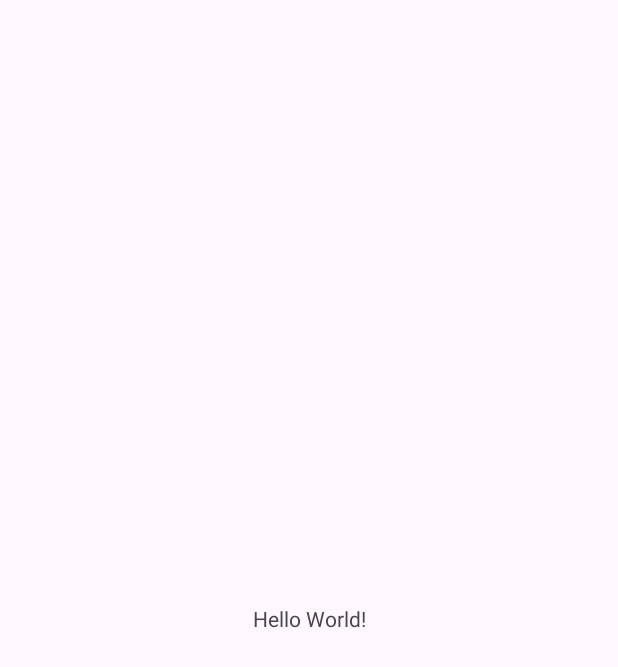
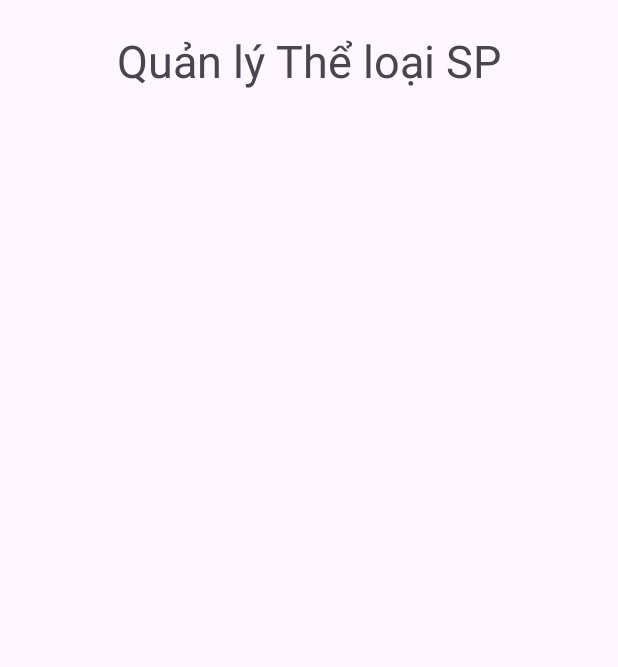
Before and after one commit to sondt32/DemoRecyclerView18403, an Android app: the screen it shows after launch (MainActivity), on a phone screen of 412 x 824 dp. Before the commit the part shown is almost empty. Shown: the top 667 px of the screen. Run offline under Robolectric (Android 15) with nearby library versions, the phone set to English and light mode, and no system bars.

Commit message:
Tạo layout cho dòng và thêm thẻ Recyclerview vào layout activity_main.xml

```diff
--- a/app/src/main/res/layout/activity_main.xml
+++ b/app/src/main/res/layout/activity_main.xml
@@ -1,18 +1,31 @@
 <?xml version="1.0" encoding="utf-8"?>
-<androidx.constraintlayout.widget.ConstraintLayout xmlns:android="http://schemas.android.com/apk/res/android"
+<LinearLayout xmlns:android="http://schemas.android.com/apk/res/android"
     xmlns:app="http://schemas.android.com/apk/res-auto"
     xmlns:tools="http://schemas.android.com/tools"
     android:layout_width="match_parent"
     android:layout_height="match_parent"
-    tools:context=".MainActivity">
+    tools:context=".MainActivity"
+    android:orientation="vertical">
 
     <TextView
-        android:layout_width="wrap_content"
+        android:layout_width="match_parent"
         android:layout_height="wrap_content"
-        android:text="Hello World!"
-        app:layout_constraintBottom_toBottomOf="parent"
-        app:layout_constraintEnd_toEndOf="parent"
-        app:layout_constraintStart_toStartOf="parent"
-        app:layout_constraintTop_toTopOf="parent" />
+        android:text="Quản lý Thể loại SP"
+        android:textSize="30sp"
+        android:gravity="center"
+        android:padding="20dp"
+        />
 
-</androidx.constraintlayout.widget.ConstraintLayout>
+
+    <androidx.recyclerview.widget.RecyclerView
+        android:layout_width="match_parent"
+        android:layout_height="0dp"
+        android:layout_weight="1"
+        android:layout_margin="10dp"
+        app:layoutManager="androidx.recyclerview.widget.LinearLayoutManager"
+        android:orientation="vertical"
+        />
+
+
+
+</LinearLayout>
```
Also changed, not shown: app/src/main/res/layout/row_cat.xml (added, +23 -0 lines).
